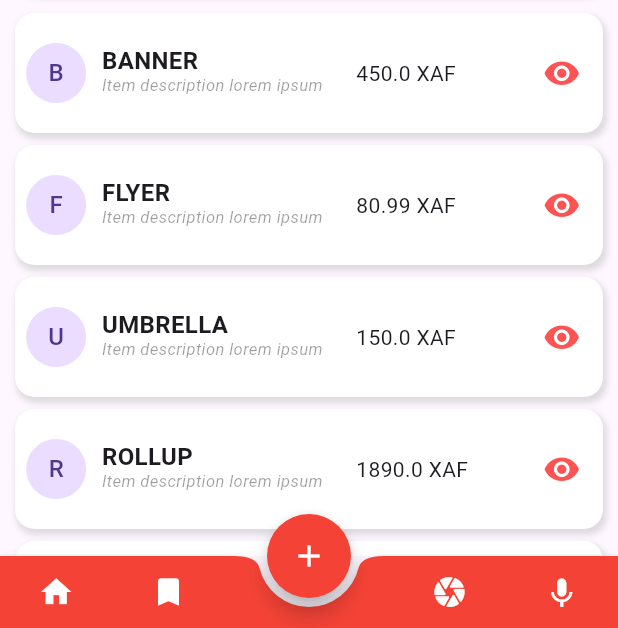
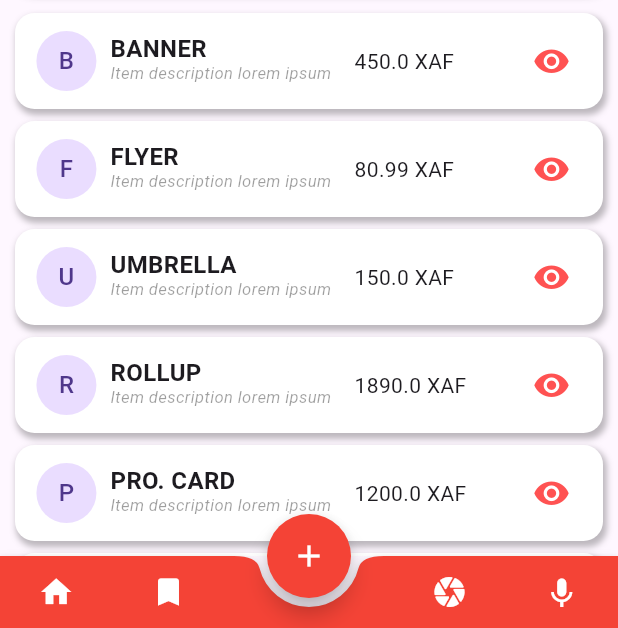
Before and after one commit to chacenb/flutter_learning, a Flutter app: the screen it shows after launch, on a phone screen of 412 x 824 dp, the part 608-1236 px from its top. Run offline on Flutter 3.47's test engine with Material 3 defaults, Android fonts, the phone set to English and light mode, and no system bars; our stand-ins replace font_awesome_flutter; missing offline and left inert: flutter_libserialport, libserialport, serial_port_win32.

```diff
--- a/lib/components/chacecomitems.dart
+++ b/lib/components/chacecomitems.dart
@@ -36,25 +36,37 @@ class _ChaceComItemsState extends State<ChaceComItems> {
         itemCount: chacecomItemsList.length,
         itemBuilder: (context, i) {
           /// we can return a ListTile ()
-          // return ListTile(
-          //   leading: CircleAvatar(
-          //       child: Text(chacecomItemsList[i].label[0])),
-          //   title: Text(chacecomItemsList[i].label),
-          //   subtitle: Text(chacecomItemsList[i].description),
-          //   trailing: Text(
-          //       "${chacecomItemsList[i].price.toString()} XAF"),
-          //   tileColor: Colors.grey.shade200,
-          //   style: ListTileStyle.drawer,
+          // return Container(
+          //   margin: EdgeInsets.fromLTRB(0, 10.0, 0, 0),
+          //   decoration: BoxDecoration(
+          //     borderRadius: BorderRadius.circular(13.0),
+          //     boxShadow: const [BoxShadow(color: Colors.black12, offset: Offset(1.6, 2.8), blurRadius: 3.0, spreadRadius: 0.8, blurStyle: BlurStyle.normal)],
+          //   ),
+          //   child: ListTile(
+          //     leading: CircleAvatar(child: Text(chacecomItemsList[i].label[0])),
+          //     title: Text(chacecomItemsList[i].label, style: const TextStyle(fontWeight: FontWeight.w600, fontSize: 16.0, height: 0.8)),
+          //     subtitle: Text("Price : ${chacecomItemsList[i].price.toString()} XAF",
+          //         style: const TextStyle(fontWeight: FontWeight.w400, fontStyle: FontStyle.italic, color: Colors.white54, fontSize: 12)),
+          //     trailing: Icon(Icons.visibility, size: 25.0, color: Colors.black87),
+          //     visualDensity: VisualDensity.compact,
+          //     tileColor: Colors.grey,
+          //     shape: RoundedRectangleBorder(
+          //       borderRadius: BorderRadius.circular(15.0), /*side: BorderSide(color: Colors.grey, width: 1.3)*/
+          //     ),
+          //     onTap: () => print("TAPPED on chace com item"),
+          //     onLongPress: () => print("LONG PRESSED on chace com item"),
+          //   ),
           // );
 
           /// Or return a Custom component ()
           return Container(
             margin: EdgeInsets.fromLTRB(0, 8.0, 0, 0),
-            height: 80.0,
+            padding: EdgeInsets.symmetric(vertical: 8.0, horizontal: 8.0),
+            // height: 80.0,
             decoration: BoxDecoration(
               color: Colors.white,
               borderRadius: BorderRadius.circular(13.0),
-              boxShadow: const [BoxShadow(color: Colors.black12, offset: Offset(1.6, 2.8), blurRadius: 3.0, spreadRadius: 0.8, blurStyle: BlurStyle.normal)],
+              boxShadow: const [BoxShadow(color: Colors.black26, offset: Offset(1.6, 2.8), blurRadius: 3.0, spreadRadius: 0.8, blurStyle: BlurStyle.normal)],
             ),
             child: Row(
               children: [
```
